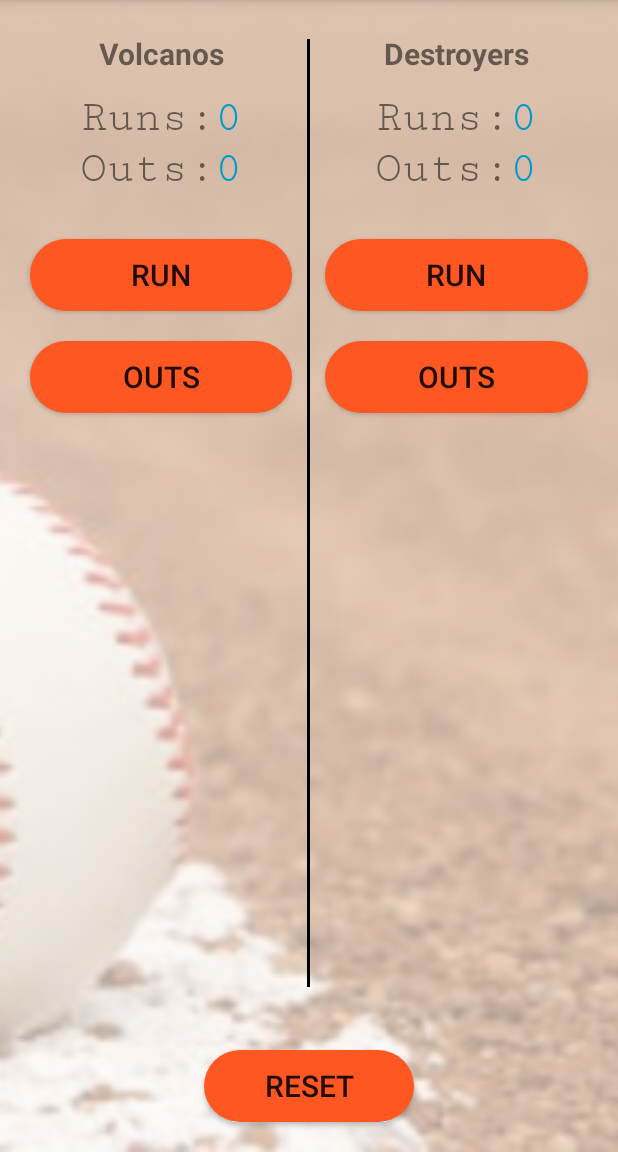
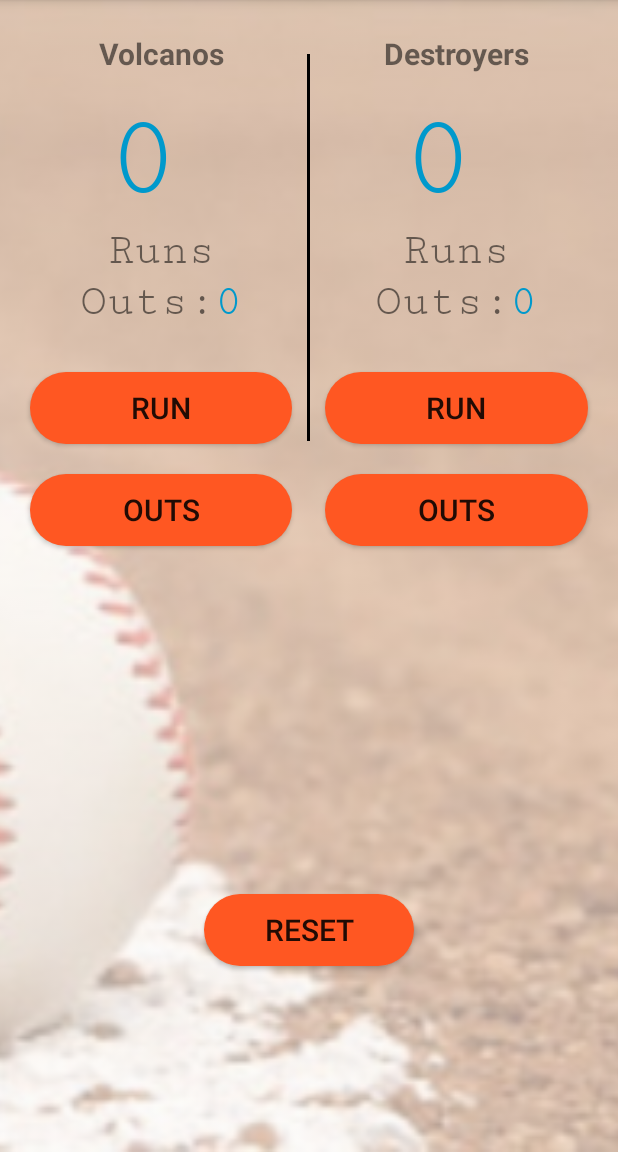
Before and after one commit to AroM-old/GWG_Project2_ScoreKeeper, an Android app: the screen it shows after launch (MainActivity), on a phone screen of 412 x 824 dp, the part 84-1236 px from its top. Run offline under Robolectric (Android 15) with nearby library versions, the phone set to English and light mode, and no system bars.

Commit message:
Fix position of RESET button and improving UI

```diff
--- a/app/src/main/res/layout/activity_main.xml
+++ b/app/src/main/res/layout/activity_main.xml
@@ -6,10 +6,9 @@
     android:fillViewport="true"
     tools:context="com.example.android.keepscore.MainActivity">
 
-    <!-- TODO fix scrollview issues-->
     <RelativeLayout
         android:layout_width="match_parent"
-        android:layout_height="match_parent">
+        android:layout_height="wrap_content">
 
         <ImageView
             android:layout_width="match_parent"
@@ -20,10 +19,8 @@
 
         <LinearLayout
             android:layout_width="match_parent"
-            android:layout_height="match_parent"
-            android:padding="10dp"
-            android:orientation="horizontal">
-
+            android:layout_height="wrap_content"
+            android:padding="10dp">
 
             <LinearLayout
                 android:layout_width="0dp"
@@ -34,84 +31,85 @@
                 <TextView
                     android:layout_width="match_parent"
                     android:layout_height="wrap_content"
+                    android:layout_marginBottom="12dp"
+                    android:layout_marginTop="12dp"
                     android:gravity="center"
-                    android:layout_marginTop="12dp"
-                    android:layout_marginBottom="12dp"
+                    android:text="@string/team_a"
                     android:textSize="20sp"
-                    android:textStyle="bold"
-                    android:text="@string/team_a" />
+                    android:textStyle="bold" />
+
+                <LinearLayout
+                    android:layout_width="wrap_content"
+                    android:layout_height="wrap_content"
+                    android:layout_gravity="center"
+                    android:orientation="vertical">
+
+                    <TextView
+                        android:id="@+id/team_a_run"
+                        android:layout_width="wrap_content"
+                        android:layout_height="wrap_content"
+                        android:fontFamily="serif-monospace"
+                        android:text="@string/initial_score"
+                        android:textColor="@android:color/holo_blue_dark"
+                        android:textSize="80sp" />
+
+                    <TextView
+                        android:layout_width="wrap_content"
+                        android:layout_height="wrap_content"
+                        android:fontFamily="serif-monospace"
+                        android:text="@string/runs_text"
+                        android:textSize="30sp" />
+
+                </LinearLayout>
 
                 <LinearLayout
                     android:layout_width="match_parent"
                     android:layout_height="wrap_content"
+                    android:layout_marginBottom="20dp"
                     android:gravity="center"
                     android:orientation="horizontal">
 
                     <TextView
                         android:layout_width="wrap_content"
                         android:layout_height="wrap_content"
-                        android:textSize="30sp"
                         android:fontFamily="serif-monospace"
-                        android:text="@string/runs_text" />
-
-                    <TextView
-                        android:id="@+id/team_a_run"
-                        android:layout_width="wrap_content"
-                        android:layout_height="wrap_content"
-                        android:textSize="30sp"
-                        android:fontFamily="serif-monospace"
-                        android:textColor="@android:color/holo_blue_dark"
-                        android:text="@string/initial_score" />
-                </LinearLayout>
-
-                <LinearLayout
-                    android:layout_width="match_parent"
-                    android:layout_height="wrap_content"
-                    android:gravity="center"
-                    android:layout_marginBottom="20dp"
-                    android:orientation="horizontal">
-
-                    <TextView
-                        android:layout_width="wrap_content"
-                        android:layout_height="wrap_content"
-                        android:textSize="30sp"
-                        android:fontFamily="serif-monospace"
-                        android:text="@string/outs_text" />
+                        android:text="@string/outs_text"
+                        android:textSize="30sp" />
 
                     <TextView
                         android:id="@+id/team_a_outs"
                         android:layout_width="wrap_content"
                         android:layout_height="wrap_content"
-                        android:textSize="30sp"
                         android:fontFamily="serif-monospace"
+                        android:text="@string/initial_score"
                         android:textColor="@android:color/holo_blue_dark"
-                        android:text="@string/initial_score" />
+                        android:textSize="30sp" />
                 </LinearLayout>
 
                 <Button
                     android:layout_width="match_parent"
                     android:layout_height="wrap_content"
-                    android:onClick="addOneRunTeamA"
                     android:layout_margin="10dp"
                     android:background="@drawable/rounded_corner"
-                    android:textSize="20sp"
-                    android:text="@string/run_button" />
+                    android:onClick="addOneRunTeamA"
+                    android:text="@string/run_button"
+                    android:textSize="20sp" />
 
                 <Button
                     android:layout_width="match_parent"
                     android:layout_height="wrap_content"
-                    android:onClick="addOutTeamA"
                     android:layout_margin="10dp"
                     android:background="@drawable/rounded_corner"
-                    android:textSize="20sp"
-                    android:text="@string/outs_button" />
+                    android:onClick="addOutTeamA"
+                    android:text="@string/outs_button"
+                    android:textSize="20sp" />
             </LinearLayout>
 
             <View
                 android:layout_width="2dp"
                 android:layout_height="match_parent"
-                android:layout_marginTop="16dp"
-                android:layout_marginBottom="100dp"
+                android:layout_marginTop="26dp"
+                android:layout_marginBottom="80dp"
                 android:background="@android:color/black">
 
             </View>
@@ -125,77 +123,77 @@
                 <TextView
                     android:layout_width="match_parent"
                     android:layout_height="wrap_content"
+                    android:layout_marginBottom="12dp"
+                    android:layout_marginTop="12dp"
                     android:gravity="center"
-                    android:layout_marginTop="12dp"
-                    android:layout_marginBottom="12dp"
+                    android:text="@string/team_b"
                     android:textSize="20sp"
-                    android:textStyle="bold"
-                    android:text="@string/team_b" />
+                    android:textStyle="bold" />
+
+                <LinearLayout
+                    android:layout_width="wrap_content"
+                    android:layout_height="wrap_content"
+                    android:layout_gravity="center"
+                    android:orientation="vertical">
+
+                    <TextView
+                        android:id="@+id/team_b_run"
+                        android:layout_width="wrap_content"
+                        android:layout_height="wrap_content"
+                        android:fontFamily="serif-monospace"
+                        android:text="@string/initial_score"
+                        android:textColor="@android:color/holo_blue_dark"
+                        android:textSize="80sp"/>
+                    <TextView
+                        android:layout_width="wrap_content"
+                        android:layout_height="wrap_content"
+                        android:fontFamily="serif-monospace"
+                        android:text="@string/runs_text"
+                        android:textSize="30sp" />
+
+                </LinearLayout>
 
                 <LinearLayout
                     android:layout_width="match_parent"
                     android:layout_height="wrap_content"
+                    android:layout_marginBottom="20dp"
                     android:gravity="center"
                     android:orientation="horizontal">
 
                     <TextView
                         android:layout_width="wrap_content"
                         android:layout_height="wrap_content"
-                        android:textSize="30sp"
                         android:fontFamily="serif-monospace"
-                        android:text="@string/runs_text" />
-
-                    <TextView
-                        android:id="@+id/team_b_run"
-                        android:layout_width="wrap_content"
-                        android:layout_height="wrap_content"
-                        android:textSize="30sp"
-                        android:fontFamily="serif-monospace"
-                        android:textColor="@android:color/holo_blue_dark"
-                        android:text="@string/initial_score" />
-                </LinearLayout>
-
-                <LinearLayout
-                    android:layout_width="match_parent"
-                    android:layout_height="wrap_content"
-                    android:gravity="center"
-                    android:layout_marginBottom="20dp"
-                    android:orientation="horizontal">
-
-                    <TextView
-                        android:layout_width="wrap_content"
-                        android:layout_height="wrap_content"
-                        android:textSize="30sp"
-                        android:fontFamily="serif-monospace"
-                        android:text="@string/outs_text" />
+                        android:text="@string/outs_text"
+                        android:textSize="30sp" />
 
                     <TextView
                         android:id="@+id/team_b_outs"
                         android:layout_width="wrap_content"
                         android:layout_height="wrap_content"
-                        android:textSize="30sp"
                         android:fontFamily="serif-monospace"
+                        android:text="@string/initial_score"
                         android:textColor="@android:color/holo_blue_dark"
-                        android:text="@string/initial_score" />
+                        android:textSize="30sp" />
                 </LinearLayout>
 
                 <Button
                     android:layout_width="match_parent"
                     android:layout_height="wrap_content"
-                    android:onClick="addOneRunTeamB"
                     android:layout_margin="10dp"
                     android:background="@drawable/rounded_corner"
-                    android:textSize="20sp"
-                    android:text="@string/run_button" />
+                    android:onClick="addOneRunTeamB"
+                    android:text="@string/run_button"
+                    android:textSize="20sp" />
 
                 <Button
                     android:layout_width="match_parent"
                     android:layout_height="wrap_content"
-                    android:onClick="addOutTeamB"
                     android:layout_margin="10dp"
                     android:background="@drawable/rounded_corner"
-                    android:textSize="20sp"
-                    android:text="@string/outs_button" />
+                    android:onClick="addOutTeamB"
+                    android:text="@string/outs_button"
+                    android:textSize="20sp" />
             </LinearLayout>
 
         </LinearLayout>
@@ -205,14 +203,13 @@
             android:layout_height="wrap_content"
             android:layout_alignParentBottom="true"
             android:layout_centerHorizontal="true"
-                android:layout_margin="20dp"
+            android:layout_marginBottom="124dp"
+            android:background="@drawable/rounded_corner"
+            android:onClick="reset"
             android:paddingLeft="40dp"
             android:paddingRight="40dp"
-                android:background="@drawable/rounded_corner"
-                android:textSize="20sp"
             android:text="@string/reset"
-                android:onClick="reset"/>
-
+            android:textSize="20sp" />
     </RelativeLayout>
 
 </ScrollView>
--- a/app/src/main/res/values/strings.xml
+++ b/app/src/main/res/values/strings.xml
@@ -2,7 +2,7 @@
     <string name="app_name">Keep Score</string>
     <string name="team_a">Volcanos</string>
     <string name="team_b">Destroyers</string>
-    <string name="runs_text">Runs:</string>
+    <string name="runs_text">Runs</string>
     <string name="run_button"> RUN</string>
     <string name="initial_score">0</string>
     <string name="outs_text">Outs:</string>
```
Also changed, not shown: app/src/main/java/com/example/android/keepscore/MainActivity.java (+10 -10 lines), 1 other file. Lines whose indentation alone changed are shown as unchanged.
